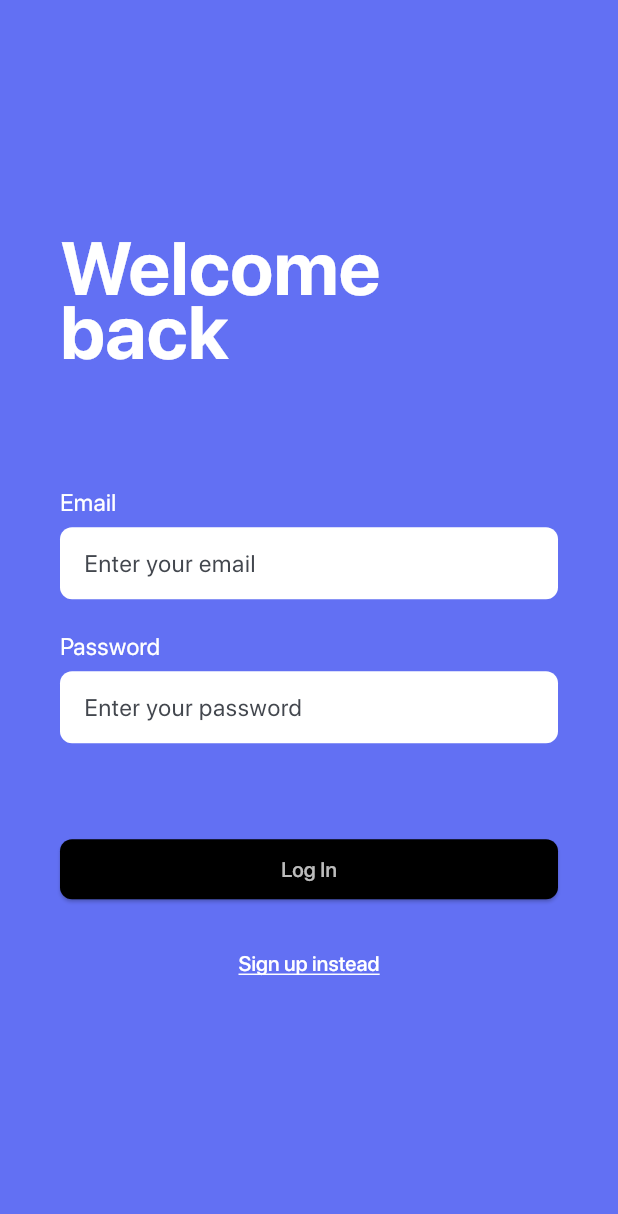
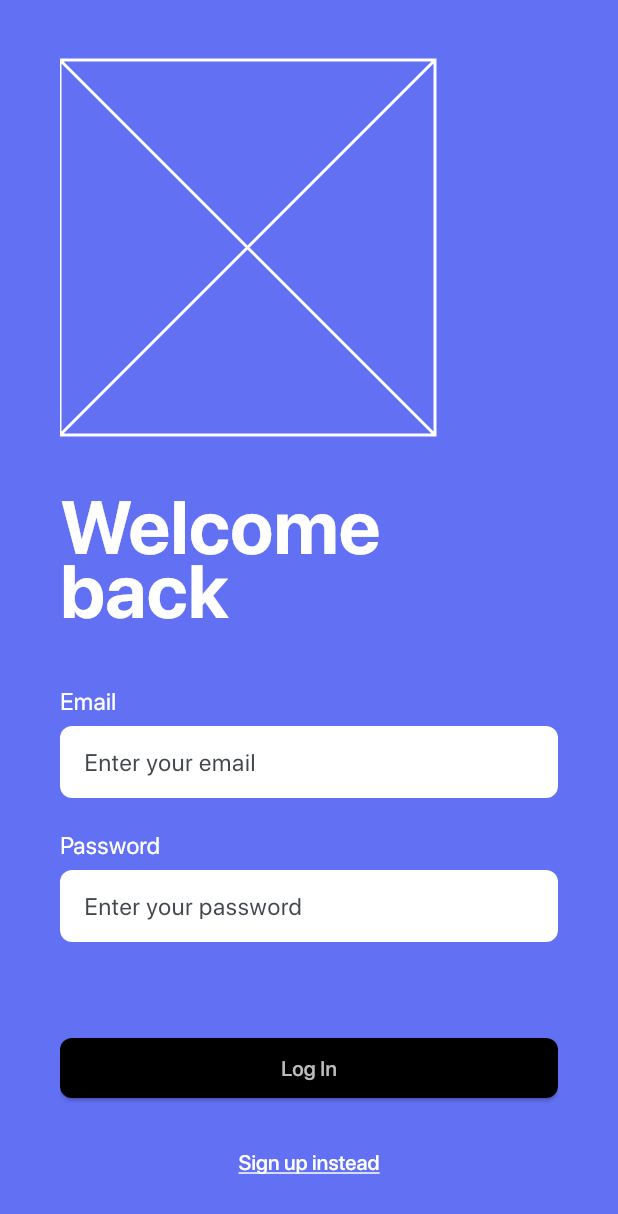
Before and after one commit to giociudadano/echo, a Flutter app: the LoginPage screen opened directly, on a phone screen of 412 x 824 dp. Shown: the top 1214 px of the screen. Run offline on Flutter 3.47's test engine with Material 2 defaults, Android fonts, the light colour scheme and no system bars; our stand-ins replace emoji_picker_flutter, firebase_auth, firebase_core, firebase_database, firebase_storage, flutter_datetime_picker and 5 more; missing offline and left inert: mobile_scanner; accounts and stored records are empty; project files that could hold a hidden picture were left out.

Commit message:
Adds scrolling to SignupPage and LoginPage

```diff
--- a/lib/gui/page_login.dart
+++ b/lib/gui/page_login.dart
@@ -15,18 +15,28 @@ class LoginPage extends StatelessWidget {
       appBar: AppBar(
           toolbarHeight: 0,
           systemOverlayStyle: SystemUiOverlayStyle(
-            systemNavigationBarColor: Color.fromRGBO(98, 112, 243, 1), // Navigation bar
+            systemNavigationBarColor: Color.fromRGBO(98, 112, 243, 1),
+            // Navigation bar
             statusBarColor: Color.fromRGBO(98, 112, 243, 1),
-          )
-      ),
+          )),
       backgroundColor: Color.fromRGBO(98, 112, 243, 1),
       body: SafeArea(
+        child: Scrollbar(
+            thickness: 10,
             child: Padding(
           padding: EdgeInsets.symmetric(horizontal: 40),
           child: Center(
-            child: Column(
-              mainAxisAlignment: MainAxisAlignment.center,
+              child: ListView(
                   children: [
+                    SizedBox(height: 40),
+                    Row(children: [
+                      Placeholder(
+                        color: Colors.white,
+                        fallbackHeight: 250,
+                        fallbackWidth: 250,
+                      ),
+                    ]),
+                    SizedBox(height: 40),
                     Row(children: [
                       const Text(
                         'Welcome\nback',
@@ -37,7 +47,7 @@ class LoginPage extends StatelessWidget {
                             color: Colors.white),
                       ),
                     ]),
-                SizedBox(height: 80),
+                    SizedBox(height: 40),
                     Form(
                       key: _formKey,
                       child: Column(
@@ -46,7 +56,8 @@ class LoginPage extends StatelessWidget {
                             alignment: Alignment.centerLeft,
                             child: Text(
                               "Email",
-                          style: TextStyle(color: Colors.white, fontSize: 16),
+                              style:
+                                  TextStyle(color: Colors.white, fontSize: 16),
                               textAlign: TextAlign.left,
                             ),
                           ),
@@ -72,7 +83,8 @@ class LoginPage extends StatelessWidget {
                             alignment: Alignment.centerLeft,
                             child: Text(
                               "Password",
-                          style: TextStyle(color: Colors.white, fontSize: 16),
+                              style:
+                                  TextStyle(color: Colors.white, fontSize: 16),
                               textAlign: TextAlign.left,
                             ),
                           ),
@@ -85,7 +97,6 @@ class LoginPage extends StatelessWidget {
                                 borderRadius: BorderRadius.circular(8.0),
                               ),
                               hintText: 'Enter your password',
-
                               filled: true,
                               fillColor: Colors.white,
                               isDense: true,
@@ -107,12 +118,15 @@ class LoginPage extends StatelessWidget {
                                       shape: MaterialStateProperty.all<
                                               RoundedRectangleBorder>(
                                           RoundedRectangleBorder(
-                                    borderRadius: BorderRadius.circular(8.0),
+                                        borderRadius:
+                                            BorderRadius.circular(8.0),
                                       ))),
                                   onPressed: () {
                                     if (_formKey.currentState!.validate()) {
-                                  loginUser(_scaffoldKey.currentContext,
-                                      _inputEmail.text, _inputPassword.text);
+                                      loginUser(
+                                          _scaffoldKey.currentContext,
+                                          _inputEmail.text,
+                                          _inputPassword.text);
                                     }
                                   },
                                   child: Padding(
@@ -120,7 +134,8 @@ class LoginPage extends StatelessWidget {
                                     child: Text(
                                       'Log In',
                                       style: TextStyle(
-                                    color: Color.fromRGBO(235, 235, 235, 0.8),
+                                        color:
+                                            Color.fromRGBO(235, 235, 235, 0.8),
                                         fontSize: 14,
                                       ),
                                     ),
@@ -137,7 +152,8 @@ class LoginPage extends StatelessWidget {
                                   MaterialPageRoute(
                                       builder: (context) => SignupPage()));
                             },
-                        child: const Text('Sign up instead',
+                            child: const Text(
+                              'Sign up instead',
                               style: TextStyle(
                                 color: Colors.white,
                                 decoration: TextDecoration.underline,
@@ -145,10 +161,12 @@ class LoginPage extends StatelessWidget {
                               ),
                             ),
                           ),
+                          SizedBox(height: 40),
                         ],
                       ),
                     ),
                   ],
+                ),
           ),
         ),
         ),
```
Also changed, not shown: lib/gui/page_signup.dart (+20 -5 lines). Lines whose indentation alone changed are shown as unchanged.
